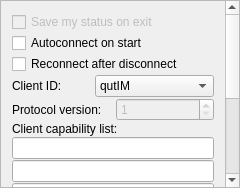
The window that plugins/icq/settings/icqsettings.ui (Winand/mqutim) describes before a commit, drawn with Qt 5.
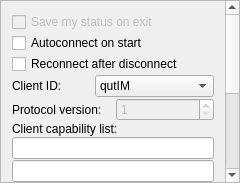
The same window after the commit.

```diff
--- a/plugins/icq/settings/icqsettings.ui
+++ b/plugins/icq/settings/icqsettings.ui
@@ -7,7 +7,7 @@
     <x>0</x>
     <y>0</y>
     <width>240</width>
-    <height>188</height>
+    <height>183</height>
    </rect>
   </property>
   <property name="windowTitle">
```
